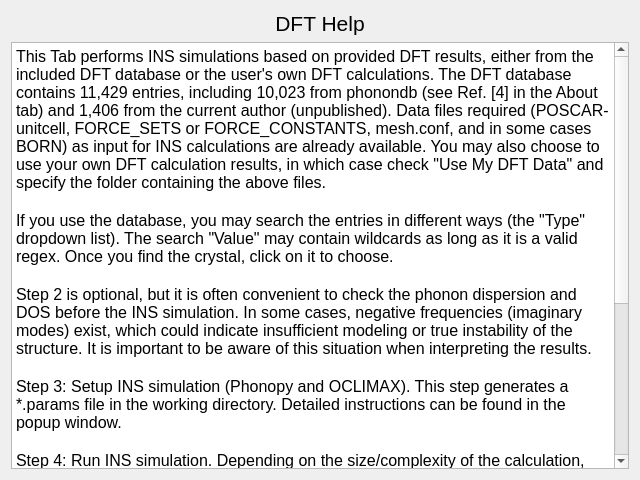
Old version of the form gui/help_dft.ui in the repository neutrons/inspired.
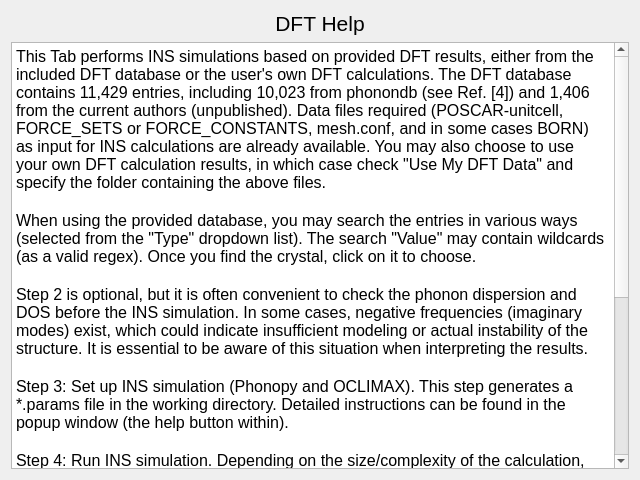
New version of the form.

```diff
--- a/gui/help_dft.ui
+++ b/gui/help_dft.ui
@@ -31,17 +31,17 @@
 li.unchecked::marker { content: &quot;\2610&quot;; }
 li.checked::marker { content: &quot;\2612&quot;; }
 &lt;/style&gt;&lt;/head&gt;&lt;body style=&quot; font-family:'Segoe UI'; font-size:9pt; font-weight:400; font-style:normal;&quot;&gt;
-&lt;p style=&quot; margin-top:0px; margin-bottom:0px; margin-left:0px; margin-right:0px; -qt-block-indent:0; text-indent:0px;&quot;&gt;&lt;span style=&quot; font-size:12pt;&quot;&gt;This Tab performs INS simulations based on provided DFT results, either from the included DFT database or the user's own DFT calculations. The DFT database contains 11,429 entries, including 10,023 from phonondb (see Ref. [4] in the About tab) and 1,406 from the current author (unpublished). Data files required (POSCAR-unitcell, FORCE_SETS or FORCE_CONSTANTS, mesh.conf, and in some cases BORN) as input for INS calculations are already available. You may also choose to use your own DFT calculation results, in which case check &amp;quot;Use My DFT Data&amp;quot; and specify the folder containing the above files.&lt;/span&gt;&lt;/p&gt;
+&lt;p style=&quot; margin-top:0px; margin-bottom:0px; margin-left:0px; margin-right:0px; -qt-block-indent:0; text-indent:0px;&quot;&gt;&lt;span style=&quot; font-size:12pt;&quot;&gt;This Tab performs INS simulations based on provided DFT results, either from the included DFT database or the user's own DFT calculations. The DFT database contains 11,429 entries, including 10,023 from phonondb (see Ref. [4]) and 1,406 from the current authors (unpublished). Data files required (POSCAR-unitcell, FORCE_SETS or FORCE_CONSTANTS, mesh.conf, and in some cases BORN) as input for INS calculations are already available. You may also choose to use your own DFT calculation results, in which case check &amp;quot;Use My DFT Data&amp;quot; and specify the folder containing the above files.&lt;/span&gt;&lt;/p&gt;
 &lt;p style=&quot;-qt-paragraph-type:empty; margin-top:0px; margin-bottom:0px; margin-left:0px; margin-right:0px; -qt-block-indent:0; text-indent:0px; font-size:12pt;&quot;&gt;&lt;br /&gt;&lt;/p&gt;
-&lt;p style=&quot; margin-top:0px; margin-bottom:0px; margin-left:0px; margin-right:0px; -qt-block-indent:0; text-indent:0px;&quot;&gt;&lt;span style=&quot; font-size:12pt;&quot;&gt;If you use the database, you may search the entries in different ways (the &amp;quot;Type&amp;quot; dropdown list). The search &amp;quot;Value&amp;quot; may contain wildcards as long as it is a valid regex. Once you find the crystal, click on it to choose.&lt;/span&gt;&lt;/p&gt;
+&lt;p style=&quot; margin-top:0px; margin-bottom:0px; margin-left:0px; margin-right:0px; -qt-block-indent:0; text-indent:0px;&quot;&gt;&lt;span style=&quot; font-size:12pt;&quot;&gt;When using the provided database, you may search the entries in various ways (selected from the &amp;quot;Type&amp;quot; dropdown list). The search &amp;quot;Value&amp;quot; may contain wildcards (as a valid regex). Once you find the crystal, click on it to choose.&lt;/span&gt;&lt;/p&gt;
 &lt;p style=&quot;-qt-paragraph-type:empty; margin-top:0px; margin-bottom:0px; margin-left:0px; margin-right:0px; -qt-block-indent:0; text-indent:0px; font-size:12pt;&quot;&gt;&lt;br /&gt;&lt;/p&gt;
-&lt;p style=&quot; margin-top:0px; margin-bottom:0px; margin-left:0px; margin-right:0px; -qt-block-indent:0; text-indent:0px;&quot;&gt;&lt;span style=&quot; font-size:12pt;&quot;&gt;Step 2 is optional, but it is often convenient to check the phonon dispersion and DOS before the INS simulation. In some cases, negative frequencies (imaginary modes) exist, which could indicate insufficient modeling or true instability of the structure. It is important to be aware of this situation when interpreting the results.&lt;/span&gt;&lt;/p&gt;
+&lt;p style=&quot; margin-top:0px; margin-bottom:0px; margin-left:0px; margin-right:0px; -qt-block-indent:0; text-indent:0px;&quot;&gt;&lt;span style=&quot; font-size:12pt;&quot;&gt;Step 2 is optional, but it is often convenient to check the phonon dispersion and DOS before the INS simulation. In some cases, negative frequencies (imaginary modes) exist, which could indicate insufficient modeling or actual instability of the structure. It is essential to be aware of this situation when interpreting the results.&lt;/span&gt;&lt;/p&gt;
 &lt;p style=&quot;-qt-paragraph-type:empty; margin-top:0px; margin-bottom:0px; margin-left:0px; margin-right:0px; -qt-block-indent:0; text-indent:0px; font-size:12pt;&quot;&gt;&lt;br /&gt;&lt;/p&gt;
-&lt;p style=&quot; margin-top:0px; margin-bottom:0px; margin-left:0px; margin-right:0px; -qt-block-indent:0; text-indent:0px;&quot;&gt;&lt;span style=&quot; font-size:12pt;&quot;&gt;Step 3: Setup INS simulation (Phonopy and OCLIMAX). This step generates a *.params file in the working directory. Detailed instructions can be found in the popup window.&lt;/span&gt;&lt;/p&gt;
+&lt;p style=&quot; margin-top:0px; margin-bottom:0px; margin-left:0px; margin-right:0px; -qt-block-indent:0; text-indent:0px;&quot;&gt;&lt;span style=&quot; font-size:12pt;&quot;&gt;Step 3: Set up INS simulation (Phonopy and OCLIMAX). This step generates a *.params file in the working directory. Detailed instructions can be found in the popup window (the help button within).&lt;/span&gt;&lt;/p&gt;
 &lt;p style=&quot;-qt-paragraph-type:empty; margin-top:0px; margin-bottom:0px; margin-left:0px; margin-right:0px; -qt-block-indent:0; text-indent:0px; font-size:12pt;&quot;&gt;&lt;br /&gt;&lt;/p&gt;
-&lt;p style=&quot; margin-top:0px; margin-bottom:0px; margin-left:0px; margin-right:0px; -qt-block-indent:0; text-indent:0px;&quot;&gt;&lt;span style=&quot; font-size:12pt;&quot;&gt;Step 4: Run INS simulation. Depending on the size/complexity of the calculation, the time needed to complete this step can vary a lot. Monitor the terminal output for progress. Generally speaking, the run time is determined by the size of the mesh.yaml in the working directory, as well as how fine the calculation is (number of  E and Q bins). As a rule of thumb, the size of the mesh.yaml file should be smaller than 1GB (in most cases on the order of 10~100MB), the number of E bins should be less than 1000 for 1D spectra, and the number of E and Q bins should be less than a few hundred each for 2D spectra. When in doubt, it is recommended to start from a relatively coarse calculation and then gradually increase the accuracy to achieve convergence without making the run time unacceptably long.&lt;/span&gt;&lt;/p&gt;
+&lt;p style=&quot; margin-top:0px; margin-bottom:0px; margin-left:0px; margin-right:0px; -qt-block-indent:0; text-indent:0px;&quot;&gt;&lt;span style=&quot; font-size:12pt;&quot;&gt;Step 4: Run INS simulation. Depending on the size/complexity of the calculation, the time needed to complete this step can vary significantly. Monitor the terminal output for progress. Generally speaking, the run time is determined by the size of the mesh.yaml in the working directory, as well as the requested quality of the calculation (number of  E and Q bins). As a rule of thumb, the size of the mesh.yaml file should be smaller than 1GB (in most cases on the order of 10~100MB), the number of E bins should be less than a few thousand for 1D spectra, and the number of E and Q bins should be less than a few hundred each for 2D spectra. When in doubt, it is recommended to start from a relatively coarse calculation and then gradually increase the quality to achieve convergence without making the run time unacceptably long.&lt;/span&gt;&lt;/p&gt;
 &lt;p style=&quot;-qt-paragraph-type:empty; margin-top:0px; margin-bottom:0px; margin-left:0px; margin-right:0px; -qt-block-indent:0; text-indent:0px; font-size:12pt;&quot;&gt;&lt;br /&gt;&lt;/p&gt;
-&lt;p style=&quot; margin-top:0px; margin-bottom:0px; margin-left:0px; margin-right:0px; -qt-block-indent:0; text-indent:0px;&quot;&gt;&lt;span style=&quot; font-size:12pt;&quot;&gt;Step 4: Plot the resulting spectra. For 2D specra, you may make an interactive cross-section plot where 1D cuts along X and Y will be displayed following the cursor. You may open multiple plots simultaneously. Data files will have a time-stamp in the file names so they are not overwritten.&lt;/span&gt;&lt;/p&gt;&lt;/body&gt;&lt;/html&gt;</string>
+&lt;p style=&quot; margin-top:0px; margin-bottom:0px; margin-left:0px; margin-right:0px; -qt-block-indent:0; text-indent:0px;&quot;&gt;&lt;span style=&quot; font-size:12pt;&quot;&gt;Step 5: Plot the resulting spectra. For 2D spectra, you may make an interactive cross-section plot where 1D cuts along X and Y will be displayed following the cursor. You may open multiple plots simultaneously. Data files will have a time stamp in their names so they are not overwritten.&lt;/span&gt;&lt;/p&gt;&lt;/body&gt;&lt;/html&gt;</string>
      </property>
     </widget>
    </item>
```
